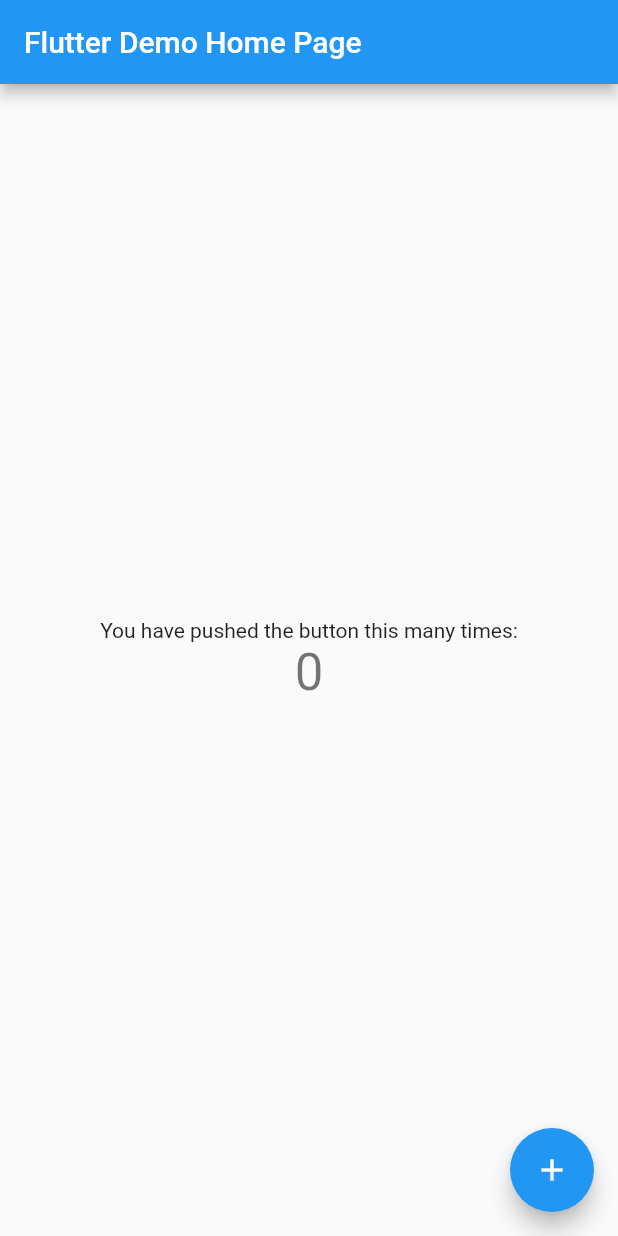
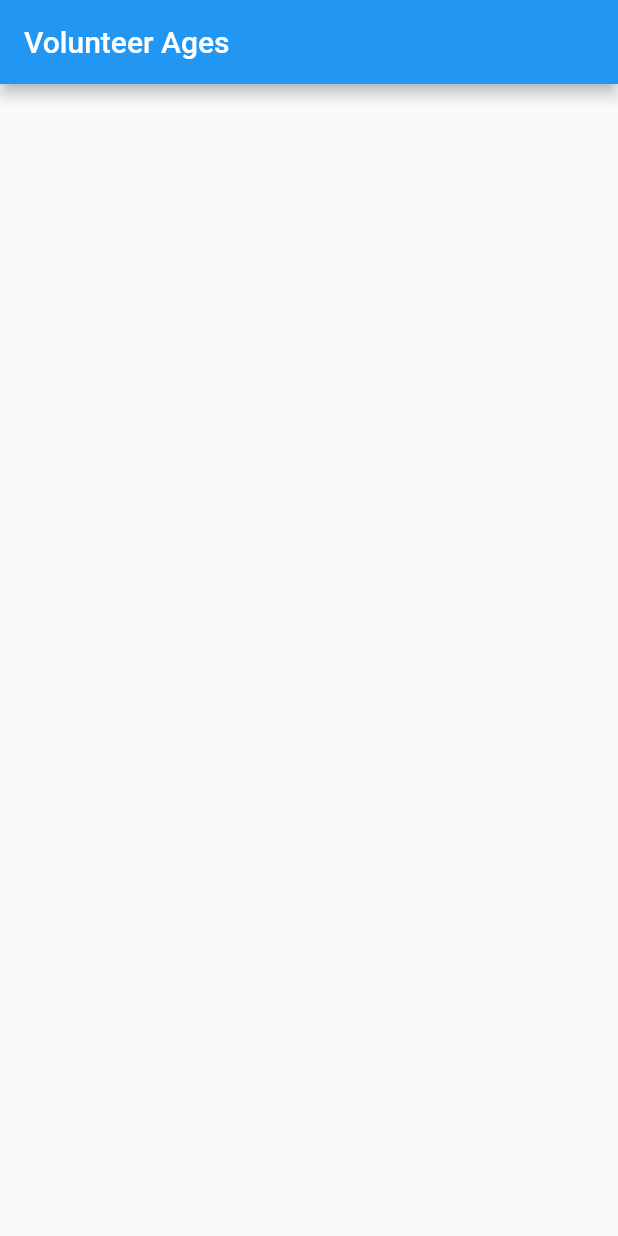
Before and after one commit to teamtreedom/Treedom, a Flutter app: the screen it shows after launch, on a phone screen of 412 x 824 dp. Run offline on Flutter 3.47's test engine with Material 2 defaults, Android fonts, the phone set to English and light mode, and no system bars; our stand-ins replace cloud_firestore; accounts and stored records are empty.

Commit message:
Updating latest codebase

```diff
--- a/TreedomTools/Flutter/treedom_tools_requestor/lib/main.dart
+++ b/TreedomTools/Flutter/treedom_tools_requestor/lib/main.dart
@@ -1,109 +1,43 @@
 import 'package:flutter/material.dart';
+import 'package:cloud_firestore/cloud_firestore.dart';
 
 void main() => runApp(new MyApp());
 
 class MyApp extends StatelessWidget {
-  // This widget is the root of your application.
+  const MyApp();
+
   @override
   Widget build(BuildContext context) {
     return new MaterialApp(
-      title: 'Flutter Demo',
-      theme: new ThemeData(
-        // This is the theme of your application.
-        //
-        // Try running your application with "flutter run". You'll see the
-        // application has a blue toolbar. Then, without quitting the app, try
-        // changing the primarySwatch below to Colors.green and then invoke
-        // "hot reload" (press "r" in the console where you ran "flutter run",
-        // or press Run > Flutter Hot Reload in IntelliJ). Notice that the
-        // counter didn't reset back to zero; the application is not restarted.
-        primarySwatch: Colors.blue,
-      ),
-      home: new MyHomePage(title: 'Flutter Demo Home Page'),
+      title: 'Volunteer Names',
+      home: const MyHomePage(title: 'Volunteer Ages'),
     );
   }
 }
 
-class MyHomePage extends StatefulWidget {
-  MyHomePage({Key key, this.title}) : super(key: key);
-
-  // This widget is the home page of your application. It is stateful, meaning
-  // that it has a State object (defined below) that contains fields that affect
-  // how it looks.
-
-  // This class is the configuration for the state. It holds the values (in this
-  // case the title) provided by the parent (in this case the App widget) and
-  // used by the build method of the State. Fields in a Widget subclass are
-  // always marked "final".
+class MyHomePage extends StatelessWidget {
+  const MyHomePage({Key key, this.title}) : super(key: key);
 
   final String title;
 
   @override
-  _MyHomePageState createState() => new _MyHomePageState();
-}
-
-class _MyHomePageState extends State<MyHomePage> {
-  int _counter = 0;
-
-  void _incrementCounter() {
-    setState(() {
-      // This call to setState tells the Flutter framework that something has
-      // changed in this State, which causes it to rerun the build method below
-      // so that the display can reflect the updated values. If we changed
-      // _counter without calling setState(), then the build method would not be
-      // called again, and so nothing would appear to happen.
-      _counter++;
-    });
-  }
-
-  @override
   Widget build(BuildContext context) {
-    // This method is rerun every time setState is called, for instance as done
-    // by the _incrementCounter method above.
-    //
-    // The Flutter framework has been optimized to make rerunning build methods
-    // fast, so that you can just rebuild anything that needs updating rather
-    // than having to individually change instances of widgets.
     return new Scaffold(
-      appBar: new AppBar(
-        // Here we take the value from the MyHomePage object that was created by
-        // the App.build method, and use it to set our appbar title.
-        title: new Text(widget.title),
-      ),
-      body: new Center(
-        // Center is a layout widget. It takes a single child and positions it
-        // in the middle of the parent.
-        child: new Column(
-          // Column is also layout widget. It takes a list of children and
-          // arranges them vertically. By default, it sizes itself to fit its
-          // children horizontally, and tries to be as tall as its parent.
-          //
-          // Invoke "debug paint" (press "p" in the console where you ran
-          // "flutter run", or select "Toggle Debug Paint" from the Flutter tool
-          // window in IntelliJ) to see the wireframe for each widget.
-          //
-          // Column has various properties to control how it sizes itself and
-          // how it positions its children. Here we use mainAxisAlignment to
-          // center the children vertically; the main axis here is the vertical
-          // axis because Columns are vertical (the cross axis would be
-          // horizontal).
-          mainAxisAlignment: MainAxisAlignment.center,
-          children: <Widget>[
-            new Text(
-              'You have pushed the button this many times:',
-            ),
-            new Text(
-              '$_counter',
-              style: Theme.of(context).textTheme.display1,
-            ),
-          ],
-        ),
-      ),
-      floatingActionButton: new FloatingActionButton(
-        onPressed: _incrementCounter,
-        tooltip: 'Increment',
-        child: new Icon(Icons.add),
-      ), // This trailing comma makes auto-formatting nicer for build methods.
+      appBar: new AppBar(title: new Text(title)),
+      body: new StreamBuilder(
+          stream: Firestore.instance.collection('volunteers').snapshots(),
+          builder: (context, snapshot) {
+            if (!snapshot.hasData) return const Text('Loading...');
+            return new ListView.builder(
+              itemCount: snapshot.data.documents.length,
+              padding: const EdgeInsets.only(top: 10.0),
+              itemExtent: 25.0,
+              itemBuilder: (context, index) {
+                DocumentSnapshot ds = snapshot.data.documents[index];
+                return new Text(" ${ds['name']} ${ds['age']}");
+              }
+            );
+          }),
     );
   }
 }
--- a/TreedomTools/Flutter/treedom_tools_requestor/pubspec.yaml
+++ b/TreedomTools/Flutter/treedom_tools_requestor/pubspec.yaml
@@ -15,6 +15,7 @@
 dependencies:
   flutter:
     sdk: flutter
+  cloud_firestore: ^0.8.0
 
   # The following adds the Cupertino Icons font to your application.
   # Use with the CupertinoIcons class for iOS style icons.
--- a/TreedomTools/Flutter/treedom_tools_manager/pubspec.yaml
+++ b/TreedomTools/Flutter/treedom_tools_supervisor/pubspec.yaml
@@ -1,4 +1,4 @@
-name: treedom_tools_manager
+name: treedom_tools_supervisor
 description: A new Flutter project.
 
 # The following defines the version and build number for your application.
```
Also changed, not shown: TreedomTools/Flutter/treedom_tools_supervisor/lib/main.dart (renamed from TreedomTools/Flutter/treedom_tools_manager/lib/main.dart), 107 other files.
